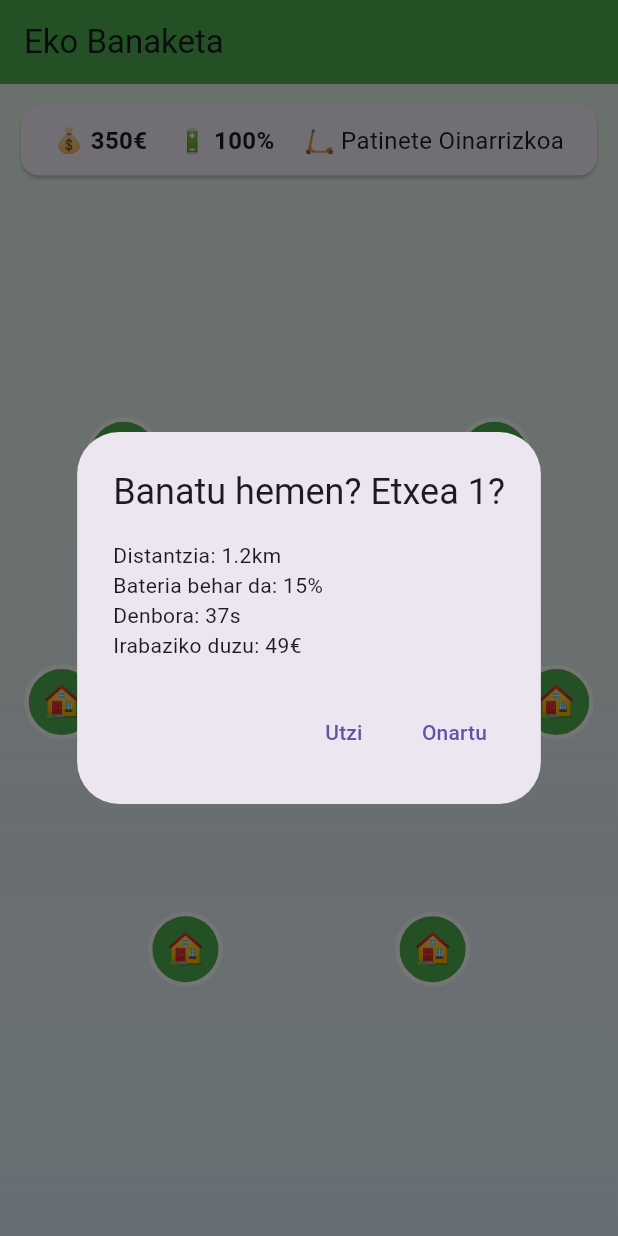
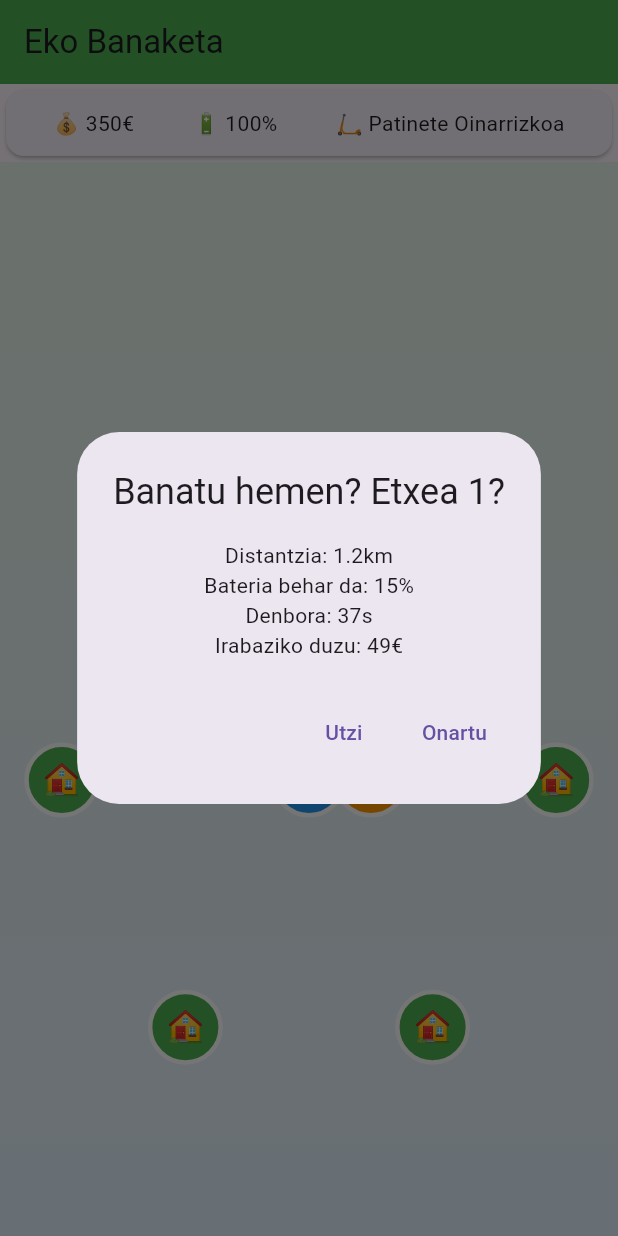
Before and after one commit to AimarAlv316/EkoBanaketa, a Flutter app: the screen it shows after launch, after a tap on an icon or button, on a phone screen of 412 x 824 dp. Run offline on Flutter 3.47's test engine with Material 3 defaults, Android fonts, the phone set to English and light mode, and no system bars.

Commit message:
basikoa, ongi funtzionatzen

```diff
--- a/lib/utilidades/konstanteak.dart
+++ b/lib/besteak/konstanteak.dart
@@ -8,20 +8,6 @@ class Konstanteak {
       prezioa: 200,
       abiadura: 1.0,
       bateriaEdukiera: 80,
-    ),
-    Ibilgailua(
-      izena: 'Bizikleta Hirikoa',
-      emotikonoa: '🚲',
-      prezioa: 500,
-      abiadura: 1.2,
-      bateriaEdukiera: 100,
-    ),
-    Ibilgailua(
-      izena: 'Patinete Pro',
-      emotikonoa: '⚡',
-      prezioa: 800,
-      abiadura: 1.5,
-      bateriaEdukiera: 120,
     ),
   ];
 
--- a/lib/main.dart
+++ b/lib/main.dart
@@ -3,7 +3,7 @@ import 'pantailak/mapa_pantailak.dart';
 import 'package:erronka/modeloak/entrega.dart';
 import 'package:erronka/modeloak/ibilgailua.dart';
 import 'package:erronka/main.dart';
-import 'package:erronka/utilidades/hiztegia.dart';
+import 'package:erronka/besteak/hiztegia.dart';
 import '';
 
 void main() {
--- a/lib/modeloak/ibilgailua.dart
+++ b/lib/modeloak/ibilgailua.dart
@@ -13,17 +13,3 @@ class Ibilgailua {
     required this.bateriaEdukiera,
   });
 }
-
-class JokoEgoera {
-  double dirua;
-  double bateria;
-  Ibilgailua unekoIbilgailua;
-  List<Ibilgailua> jabeIbilgailuak;
-
-  JokoEgoera({
-    required this.dirua,
-    required this.bateria,
-    required this.unekoIbilgailua,
-    required this.jabeIbilgailuak,
-  });
-}
--- a/lib/modeloak/joko_egoera.dart
+++ b/lib/modeloak/joko_egoera.dart
@@ -5,33 +5,11 @@ class JokoEgoera {
   double bateria;
   Ibilgailua unekoIbilgailua;
   List<Ibilgailua> jabeIbilgailuak;
-  List<Entrega> entregaAktiboak;
-  List<Ibilgailua> kargatzenIbilgailuak;
 
   JokoEgoera({
     required this.dirua,
     required this.bateria,
     required this.unekoIbilgailua,
     required this.jabeIbilgailuak,
-    this.entregaAktiboak = const [],
-    this.kargatzenIbilgailuak = const [],
   });
 }
-
-class Entrega {
-  final String helmuga;
-  final double bateriaErabilita;
-  final double irabaziak;
-  final int denboraTotal;
-  int denboraGelditzen;
-  final DateTime hasieraData;
-
-  Entrega({
-    required this.helmuga,
-    required this.bateriaErabilita,
-    required this.irabaziak,
-    required this.denboraTotal,
-    required this.denboraGelditzen,
-    required this.hasieraData,
-  });
-}
--- a/lib/pantailak/mapa_pantailak.dart
+++ b/lib/pantailak/mapa_pantailak.dart
@@ -1,10 +1,9 @@
 import 'package:flutter/material.dart';
-import '../widgetak/egoera_barra.dart';
-import '../widgetak/entrega_dialogoak.dart';
-import '../widgetak/bulego_dialogoak.dart';
+import 'dart:async';
+import 'dart:math';
 import '../modeloak/ibilgailua.dart';
-import '../utilidades/konstanteak.dart';
-import '../utilidades/hiztegia.dart';
+import '../modeloak/joko_egoera.dart';
+import '../besteak/konstanteak.dart';
 
 class MapaPantaila extends StatefulWidget {
   @override
@@ -13,6 +12,7 @@ class MapaPantaila extends StatefulWidget {
 
 class _MapaPantailaState extends State<MapaPantaila> {
   late JokoEgoera jokoEgoera;
+  late Timer denboraTimer;
 
   @override
   void initState() {
@@ -23,36 +23,126 @@ class _MapaPantailaState extends State<MapaPantaila> {
       unekoIbilgailua: Konstanteak.eskuragarriIbilgailuak[0],
       jabeIbilgailuak: [Konstanteak.eskuragarriIbilgailuak[0]],
     );
+
+    denboraTimer = Timer.periodic(Duration(seconds: 1), (timer) {
+      if (mounted) {
+        setState(() {});
+      }
+    });
+  }
+
+  @override
+  void dispose() {
+    denboraTimer.cancel();
+    super.dispose();
   }
 
   void _kokalekuaSakatu(String kokalekua) {
+    print('CLICK EN: $kokalekua');
+
     if (kokalekua.startsWith('Etxea')) {
-    EntregaDialogoak.erakutsiEntregaDialogoa(context, kokalekua, ()=> _hasiEntrega(kokalekua),
-    );
-    } else if (kokalekua == 'Bulego nagusia') {
-      BulegoDialogoak.erakutsiBulegoAukerak(
-        context,
-        _erosiIbilgailuBerria,
-        _erosiBateriaBerria,
-        _kargatuIbilgailua,
-      );
-    } else if (kokalekua == Hiztegia.denda) {
-      _erakutsiDenda();
+      _erakutsiEntregaDialogoa(kokalekua);
+    } else if (kokalekua == 'Bulego Nagusia') {
+      _erakutsiBulegoaDialogoa();
+    } else if (kokalekua == 'Denda') {
+      _erakutsiDendaDialogoa();
     }
   }
 
-  void _hasiEntrega(String etxea) {
-    // Entrega logika hemen
+  void _erakutsiEntregaDialogoa(String etxea) {
+    final distantzia = 1.0 + (Random().nextDouble() * 2.0);
+    final bateriaErabilita = distantzia * 12.0;
+    final irabaziak = distantzia * 40.0;
+    final entregaDenbora = (distantzia * 30).round();
+
+    showDialog(
+      context: context,
+      builder: (context) => AlertDialog(
+        title: Text('Banatu hemen? $etxea?'),
+        content: Column(
+          mainAxisSize: MainAxisSize.min,
+          children: [
+            Text('Distantzia: ${distantzia.toStringAsFixed(1)}km'),
+            Text('Bateria behar da: ${bateriaErabilita.round()}%'),
+            Text('Denbora: ${entregaDenbora}s'),
+            Text('Irabaziko duzu: ${irabaziak.round()}€'),
+          ],
+        ),
+        actions: [
+          TextButton(
+            onPressed: () => Navigator.pop(context),
+            child: Text('Utzi'),
+          ),
+          TextButton(
+            onPressed: () {
+              Navigator.pop(context);
+              _hasiEntrega(etxea, bateriaErabilita, irabaziak, entregaDenbora);
+            },
+            child: Text('Onartu'),
+          ),
+        ],
+      ),
+    );
   }
 
-  void _erosiIbilgailuBerria(Ibilgailua ibilgailua) {
-    if (jokoEgoera.dirua >= ibilgailua.prezioa) {
+  void _hasiEntrega(String etxea, double bateriaErabilita, double irabaziak, int denbora) {
+    print('ENTREGA INICIADA: $etxea');
+
     setState(() {
-        jokoEgoera.dirua -= ibilgailua.prezioa;
-        jokoEgoera.jabeIbilgailuak.add(ibilgailua);
-        jokoEgoera.unekoIbilgailua = ibilgailua;
+      jokoEgoera.bateria -= bateriaErabilita;
+      jokoEgoera.dirua += irabaziak;
     });
+
+    ScaffoldMessenger.of(context).showSnackBar(
+      SnackBar(content: Text('Entrega hasita: $etxea')),
+    );
   }
+
+  void _erakutsiBulegoaDialogoa() {
+    showDialog(
+      context: context,
+      builder: (context) => AlertDialog(
+        title: Text('🏢 Bulego Nagusia'),
+        content: Column(
+          mainAxisSize: MainAxisSize.min,
+          children: [
+            ListTile(
+              leading: Icon(Icons.electric_car),
+              title: Text('Erosi Ibilgailu Berria'),
+              onTap: () {
+                Navigator.pop(context);
+                _erosiIbilgailuBerria();
+              },
+            ),
+            ListTile(
+              leading: Icon(Icons.battery_charging_full),
+              title: Text('Erosi Bateria Berria (300€)'),
+              onTap: () {
+                Navigator.pop(context);
+                _erosiBateriaBerria();
+              },
+            ),
+            ListTile(
+              leading: Icon(Icons.ev_station),
+              title: Text('Kargatu Ibilgailua'),
+              onTap: () {
+                Navigator.pop(context);
+                _kargatuIbilgailua();
+              },
+            ),
+          ],
+        ),
+      ),
+    );
+  }
+
+  void _erosiIbilgailuBerria() {
+    setState(() {
+      jokoEgoera.dirua -= 200;
+    });
+    ScaffoldMessenger.of(context).showSnackBar(
+      SnackBar(content: Text('Ibilgailu berria erosita!')),
+    );
   }
 
   void _erosiBateriaBerria() {
@@ -61,6 +151,9 @@ class _MapaPantailaState extends State<MapaPantaila> {
         jokoEgoera.dirua -= 300;
         jokoEgoera.bateria = 100.0;
       });
+      ScaffoldMessenger.of(context).showSnackBar(
+        SnackBar(content: Text('Bateria berria erosita!')),
+      );
     }
   }
 
@@ -68,18 +161,21 @@ class _MapaPantailaState extends State<MapaPantaila> {
     setState(() {
       jokoEgoera.bateria = 100.0;
     });
+    ScaffoldMessenger.of(context).showSnackBar(
+      SnackBar(content: Text('Ibilgailua kargatuta!')),
+    );
   }
 
-  void _erakutsiDenda() {
+  void _erakutsiDendaDialogoa() {
     showDialog(
       context: context,
       builder: (context) => AlertDialog(
-        title: Text('🛒 ${Hiztegia.denda}'),
+        title: Text('🛒 Denda'),
         content: Text('Laster: hobekuntzak eta osagarriak'),
         actions: [
           TextButton(
             onPressed: () => Navigator.pop(context),
-            child: Text(Hiztegia.itxi),
+            child: Text('Itxi'),
           ),
         ],
       ),
@@ -90,12 +186,31 @@ class _MapaPantailaState extends State<MapaPantaila> {
   Widget build(BuildContext context) {
     return Scaffold(
       appBar: AppBar(
-        title: Text(Hiztegia.izenburua),
+        title: Text('Eko Banaketa'),
         backgroundColor: Colors.green,
       ),
-      body: Stack(
+      body: Column(
         children: [
-          // Mapa fondo
+          // Barra de estado SIMPLE
+          Card(
+            child: Padding(
+              padding: EdgeInsets.all(12),
+              child: Row(
+                mainAxisAlignment: MainAxisAlignment.spaceAround,
+                children: [
+                  Text('💰 ${jokoEgoera.dirua.round()}€'),
+                  Text('🔋 ${jokoEgoera.bateria.round()}%'),
+                  Text('🛴 ${jokoEgoera.unekoIbilgailua.izena}'),
+                ],
+              ),
+            ),
+          ),
+
+          // Mapa
+          Expanded(
+            child: Stack(
+              children: [
+                // Fondo del mapa
                 Container(
                   decoration: BoxDecoration(
                     gradient: LinearGradient(
@@ -106,19 +221,7 @@ class _MapaPantailaState extends State<MapaPantaila> {
                   ),
                 ),
 
-          // Egoera barra
-          Positioned(
-            top: 10,
-            left: 10,
-            right: 10,
-            child: EgoeraBarra(
-              dirua: jokoEgoera.dirua,
-              bateria: jokoEgoera.bateria,
-              unekoIbilgailua: jokoEgoera.unekoIbilgailua,
-            ),
-          ),
-
-          // Kokalekuak
+                // Ubicaciones
                 ...Konstanteak.kokalekuPosizioak.entries.map((sarrera) {
                   return Positioned(
                     left: sarrera.value['x']! * MediaQuery.of(context).size.width - 25,
@@ -129,15 +232,15 @@ class _MapaPantailaState extends State<MapaPantaila> {
                         width: 50,
                         height: 50,
                         decoration: BoxDecoration(
-                    color: sarrera.key == Hiztegia.bulegoa ? Colors.blue :
-                    sarrera.key == Hiztegia.denda ? Colors.orange : Colors.green,
+                          color: sarrera.key == 'Bulego Nagusia' ? Colors.blue :
+                          sarrera.key == 'Denda' ? Colors.orange : Colors.green,
                           shape: BoxShape.circle,
                           border: Border.all(color: Colors.white, width: 3),
                         ),
                         child: Center(
                           child: Text(
-                      sarrera.key == Hiztegia.bulegoa ? '🏢' :
-                      sarrera.key == Hiztegia.denda ? '🛒' : '🏠',
+                            sarrera.key == 'Bulego Nagusia' ? '🏢' :
+                            sarrera.key == 'Denda' ? '🛒' : '🏠',
                             style: TextStyle(fontSize: 20),
                           ),
                         ),
@@ -147,6 +250,9 @@ class _MapaPantailaState extends State<MapaPantaila> {
                 }).toList(),
               ],
             ),
+          ),
+        ],
+      ),
     );
   }
 }
--- a/lib/widgetak/bulego_dialogoak.dart
+++ /dev/null
@@ -1,80 +0,0 @@
-import 'package:flutter/material.dart';
-import '../utilidades/hiztegia.dart';
-import '../utilidades/konstanteak.dart';
-import '../modeloak/ibilgailua.dart';
-
-class BulegoDialogoak {
-  static void erakutsiBulegoAukerak(
-      BuildContext context,
-      Function onIbilgailuaErosi,
-      Function onBateriaErosi,
-      Function onKargatu,
-      ) {
-    showDialog(
-      context: context,
-      builder: (context) => AlertDialog(
-        title: Text('🏢 ${Hiztegia.aukerak}'),
-        content: Column(
-          mainAxisSize: MainAxisSize.min,
-          children: [
-            ListTile(
-              leading: Icon(Icons.electric_car),
-              title: Text(Hiztegia.erosiIbilgailu),
-              onTap: () {
-                Navigator.pop(context);
-                erakutsiIbilgailuKatalogoa(context, onIbilgailuaErosi);
-              },
-            ),
-            ListTile(
-              leading: Icon(Icons.battery_charging_full),
-              title: Text('${Hiztegia.erosiBateria} (300€)'),
-              onTap: () {
-                onBateriaErosi();
-                Navigator.pop(context);
-              },
-            ),
-            ListTile(
-              leading: Icon(Icons.ev_station),
-              title: Text(Hiztegia.kargatu),
-              onTap: () {
-                onKargatu();
-                Navigator.pop(context);
-              },
-            ),
-          ],
-        ),
-        actions: [
-          TextButton(
-            onPressed: () => Navigator.pop(context),
-            child: Text(Hiztegia.itxi),
-          ),
-        ],
-      ),
-    );
-  }
-
-  static void erakutsiIbilgailuKatalogoa(
-      BuildContext context,
-      Function onIbilgailuaErosi,
-      ) {
-    showDialog(
-      context: context,
-      builder: (context) => AlertDialog(
-        title: Text('🛒 ${Hiztegia.katalogoa}'),
-        content: Column(
-          mainAxisSize: MainAxisSize.min,
-          children: Konstanteak.eskuragarriIbilgailuak.map((ibilgailua) {
-            return ListTile(
-              title: Text('${ibilgailua.emotikonoa} ${ibilgailua.izena}'),
-              subtitle: Text('${ibilgailua.prezioa.round()}€'),
-              onTap: () {
-                onIbilgailuaErosi(ibilgailua);
-                Navigator.pop(context);
-              },
-            );
-          }).toList(),
-        ),
-      ),
-    );
-  }
-}
--- a/lib/widgetak/egoera_barra.dart
+++ /dev/null
@@ -1,36 +0,0 @@
-import 'package:flutter/material.dart';
-import '../modeloak/ibilgailua.dart';
-import '../utilidades/hiztegia.dart';
-
-class EgoeraBarra extends StatelessWidget {
-  final double dirua;
-  final double bateria;
-  final Ibilgailua unekoIbilgailua;
-
-  const EgoeraBarra({
-    Key? key,
-    required this.dirua,
-    required this.bateria,
-    required this.unekoIbilgailua,
-  }) : super(key: key);
-
-  @override
-  Widget build(BuildContext context) {
-    return Card(
-      child: Padding(
-        padding: EdgeInsets.all(12),
-        child: Row(
-          mainAxisAlignment: MainAxisAlignment.spaceAround,
-          children: [
-            Text('💰 ${dirua.round()}€',
-                style: TextStyle(fontSize: 16, fontWeight: FontWeight.bold)),
-            Text('🔋 ${bateria.round()}%',
-                style: TextStyle(fontSize: 16, fontWeight: FontWeight.bold)),
-            Text('${unekoIbilgailua.emotikonoa} ${unekoIbilgailua.izena}',
-                style: TextStyle(fontSize: 16)),
-          ],
-        ),
-      ),
-    );
-  }
-}
--- a/lib/widgetak/entrega_dialogoak.dart
+++ /dev/null
@@ -1,77 +0,0 @@
-import 'dart:math';
-
-import 'package:flutter/material.dart';
-import '../utilidades/hiztegia.dart';
-import '../utilidades/konstanteak.dart';
-
-class EntregaDialogoak {
-  static void erakutsiEntregaDialogoa(
-      BuildContext context,
-      String kokalekua,
-      Function onEntregaOnartu,
-      ) {
-    final distantzia = 1.0 + (Random().nextDouble() * 2.0);
-    final bateriaErabilita = distantzia * 12.0;
-    final irabaziak = distantzia * 40.0;
-    final entregaDenbora = (distantzia * 30).round();
-
-    showDialog(
-      context: context,
-      builder: (context) => AlertDialog(
-        title: Text('${Hiztegia.banatu} $kokalekua?'),
-        content: Column(
-          mainAxisSize: MainAxisSize.min,
-          crossAxisAlignment: CrossAxisAlignment.start,
-          children: [
-            Text('${Hiztegia.distantzia}: ${distantzia.toStringAsFixed(1)}${HiztegiaTechnical.km}'),
-            Text('${Hiztegia.bateriaBehar}: ${bateriaErabilita.round()}%'),
-            Text('${Hiztegia.denbora}: ${entregaDenbora}${HiztegiaTechnical.segundo}'),
-            Text('${Hiztegia.irabazi}: ${irabaziak.round()}€'),
-          ],
-        ),
-        actions: [
-          TextButton(
-            onPressed: () => Navigator.pop(context),
-            child: Text(Hiztegia.utzi),
-          ),
-          TextButton(
-            onPressed: () {
-              onEntregaOnartu();
-              Navigator.pop(context);
-            },
-            child: Text(Hiztegia.onartu),
-          ),
-        ],
-      ),
-    );
-  }
-
-  static void erakutsiEntregaProgresua(
-      BuildContext context,
-      String kokalekua,
-      int denbora,
-      ) {
-    showDialog(
-      context: context,
-      barrierDismissible: false,
-      builder: (context) => AlertDialog(
-        title: Text('⌛ ${Hiztegia.banatzen}'),
-        content: Column(
-          mainAxisSize: MainAxisSize.min,
-          children: [
-            Text('${Hiztegia.helmuga}: $kokalekua'),
-            Text('${Hiztegia.denbora.split(":")[0]} gelditzen: ${denbora}s'),
-            SizedBox(height: 20),
-            CircularProgressIndicator(),
-          ],
-        ),
-        actions: [
-          TextButton(
-            onPressed: () => Navigator.pop(context),
-            child: Text(Hiztegia.jarraitu),
-          ),
-        ],
-      ),
-    );
-  }
-}
```
Also changed, not shown: lib/widgetak/kokaleku_widget.dart (deleted, +0 -43 lines), lib/besteak/hiztegia.dart (renamed from lib/utilidades/hiztegia.dart), 1 other file. Lines whose indentation alone changed are shown as unchanged.
